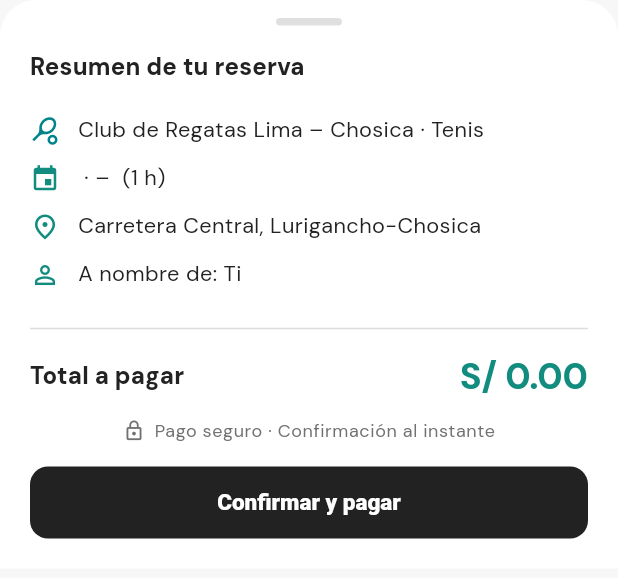
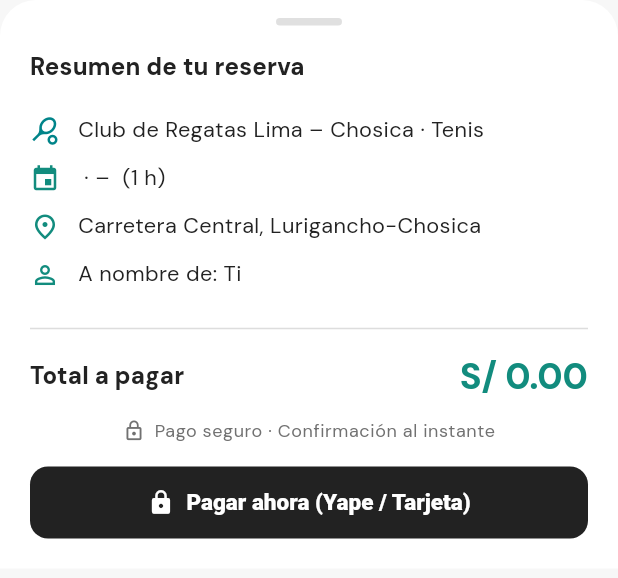
Before and after one commit to dcalagua/canchas-app-lima, a Flutter app: the _ResumenReserva widget shown alone on an empty page, opened directly with sample values from the repository, on a phone screen of 412 x 824 dp. Shown: the top 578 px of the screen. Run offline on Flutter 3.47's test engine with Material 3 defaults, Android fonts, the phone set to English and light mode, and no system bars; our stand-ins replace firebase_core, firebase_messaging, font_awesome_flutter, geocoding, geolocator, google_fonts and 5 more; accounts and stored records are empty.

Commit message:
Gate de pago en efectivo por saldo del dueño + política de pagos/comisión
(a) docs/politica-pagos-comision.md: regla oficial de pagos, comisión,
    cancelación y anti-colusión (comisión al reservar, no-show no la evita,
    efectivo gateado por saldo, reembolsos por ventana).

(b) En la reserva (club_detalle → hoja Resumen), el jugador ahora elige método:
    - "Pagar ahora (Yape/Tarjeta)": siempre disponible (online, por PCG).
    - "Pagar en la cancha (efectivo)": SOLO si el dueño está destacado/con saldo
      (así PCG cobra su comisión de ese saldo). Sin saldo → solo online, y la
      comisión se garantiza en el pago. Cierra la fuga de que todos paguen en
      efectivo directo al dueño y PCG nunca cobre.

Co-Authored-By: Claude Opus 4.8 (1M context) <noreply@anthropic.com>
Claude-Session: https://claude.ai/code/session_017fg7ijXuZRX6jvFjZELf83

```diff
--- a/lib/screens/club_detalle_screen.dart
+++ b/lib/screens/club_detalle_screen.dart
@@ -169,11 +169,12 @@ class _ClubDetalleScreenState extends State<ClubDetalleScreen> {
 
   bool _esValle(String hora) => hora.compareTo('12:00') < 0;
 
-  /// Hoja "Resumen de tu reserva" (estilo Airbnb) antes de abrir la pasarela.
-  /// Devuelve true si el usuario confirma. Muestra un ÚNICO total todo-incluido,
-  /// sin desglosar comisiones.
-  Future<bool> _mostrarResumen(String hora, num total) async {
-    final ok = await showModalBottomSheet<bool>(
+  /// Hoja "Resumen de tu reserva" (estilo Airbnb) antes de pagar. Devuelve el
+  /// método elegido: 'online' (Yape/Tarjeta) o 'cancha' (efectivo), o null si se
+  /// cancela. El efectivo SOLO se ofrece si el dueño tiene saldo (destacado): así
+  /// PCG cobra su comisión de ese saldo; sin saldo, solo online (comisión al pagar).
+  Future<String?> _mostrarResumen(String hora, num total) async {
+    return showModalBottomSheet<String>(
       context: context,
       isScrollControlled: true,
       backgroundColor: Colors.transparent,
@@ -185,9 +186,9 @@ class _ClubDetalleScreenState extends State<ClubDetalleScreen> {
         deporte: _deporteEfectivo,
         nombreCliente: appState.usuario?.nombre ?? '',
         total: total,
-      ),
-    );
-    return ok == true;
+        permiteEfectivo: appState.esDestacada(_cancha),
+      ),
+    );
   }
 
   Future<void> _reservar() async {
@@ -203,12 +204,13 @@ class _ClubDetalleScreenState extends State<ClubDetalleScreen> {
     // dueño: sale de su saldo si tiene (recibe el precio completo) o se descuenta
     // de su liquidación si no. Nunca se le suma al jugador; la del banco tampoco.
     final total = _cancha.precioHora;
-    // Resumen estilo Airbnb ANTES de pagar (confianza + claridad).
-    final confirmar = await _mostrarResumen(hora, total);
-    if (!confirmar || !mounted) return;
-    // Pago con tarjeta (Culqi). Cobra el total de la reserva; si el usuario
-    // cancela o el pago falla, no se reserva. Si Culqi no está configurado, el
-    // sheet cae a la pasarela simulada (demo).
+    // Resumen estilo Airbnb ANTES de pagar (confianza + claridad). Devuelve el
+    // método: 'online' (Yape/Tarjeta) o 'cancha' (efectivo, solo si hay saldo).
+    final metodo = await _mostrarResumen(hora, total);
+    if (metodo == null || !mounted) return;
+    if (metodo == 'online') {
+      // Pago con tarjeta/Yape (Culqi). Si el usuario cancela o el pago falla, no
+      // se reserva. Si Culqi no está configurado, cae a la pasarela simulada.
       final pagado = await PagoTarjeta.cobrar(
         context,
         monto: total.round(),
@@ -217,6 +219,11 @@ class _ClubDetalleScreenState extends State<ClubDetalleScreen> {
         moneda: _cancha.monedaSimbolo,
       );
       if (!pagado || !mounted) return;
+    }
+    // 'cancha' → sin pasarela: se reserva y el dueño cobra en efectivo (la
+    // comisión de PCG sale de su saldo, por eso el efectivo solo se ofrece con
+    // saldo). El pago se marca en el panel del dueño.
+    final pagoOnline = metodo == 'online';
     final messenger = ScaffoldMessenger.of(context);
     final nav = Navigator.of(context);
     final res = await appState.agregarReservaJugador(
@@ -241,7 +248,9 @@ class _ClubDetalleScreenState extends State<ClubDetalleScreen> {
         duration: const Duration(seconds: 5),
         content: Text(
             confirmada
+                ? (pagoOnline
                     ? '✅ Pago OK · Reserva confirmada en ${_cancha.nombre} · $_dia $hora'
+                    : '✅ Reserva confirmada en ${_cancha.nombre} · $_dia $hora · pagas en la cancha')
                 : '⚠️ Guardamos tu reserva, pero no pudimos confirmarla con el '
                     'servidor. Otra persona podría tomar el mismo horario; '
                     'reconéctate para asegurarla.',
@@ -863,6 +872,7 @@ class _ResumenReserva extends StatelessWidget {
     required this.deporte,
     required this.nombreCliente,
     required this.total,
+    required this.permiteEfectivo,
   });
 
   final Cancha cancha;
@@ -872,6 +882,7 @@ class _ResumenReserva extends StatelessWidget {
   final Deporte deporte;
   final String nombreCliente;
   final num total;
+  final bool permiteEfectivo; // efectivo solo si el dueño tiene saldo
 
   String get _duracion {
     final min = cancha.duracionSlotMin <= 0 ? 60 : cancha.duracionSlotMin;
@@ -945,16 +956,35 @@ class _ResumenReserva extends StatelessWidget {
           const SizedBox(height: 16),
           SizedBox(
             width: double.infinity,
-            child: FilledButton(
+            child: FilledButton.icon(
               style: FilledButton.styleFrom(
                   backgroundColor: pino,
                   foregroundColor: Colors.white,
                   padding: const EdgeInsets.symmetric(vertical: 15)),
-              onPressed: () => Navigator.of(context).pop(true),
-              child: const Text('Confirmar y pagar',
+              onPressed: () => Navigator.of(context).pop('online'),
+              icon: const Icon(Icons.lock, size: 18),
+              label: const Text('Pagar ahora (Yape / Tarjeta)',
                   style: TextStyle(fontWeight: FontWeight.w800, fontSize: 15)),
             ),
           ),
+          // Efectivo/pago en cancha: SOLO si el dueño tiene saldo (así PCG cobra
+          // su comisión de ese saldo). Sin saldo, solo queda pagar online.
+          if (permiteEfectivo) ...[
+            const SizedBox(height: 10),
+            SizedBox(
+              width: double.infinity,
+              child: OutlinedButton.icon(
+                style: OutlinedButton.styleFrom(
+                    foregroundColor: pino,
+                    side: BorderSide(color: pino.withOpacity(0.5)),
+                    padding: const EdgeInsets.symmetric(vertical: 14)),
+                onPressed: () => Navigator.of(context).pop('cancha'),
+                icon: const Icon(Icons.payments_outlined, size: 18),
+                label: const Text('Pagar en la cancha (efectivo)',
+                    style: TextStyle(fontWeight: FontWeight.w800, fontSize: 14)),
+              ),
+            ),
+          ],
         ],
       ),
     );
```
Also changed, not shown: 1 other file. Lines whose indentation alone changed are shown as unchanged.
